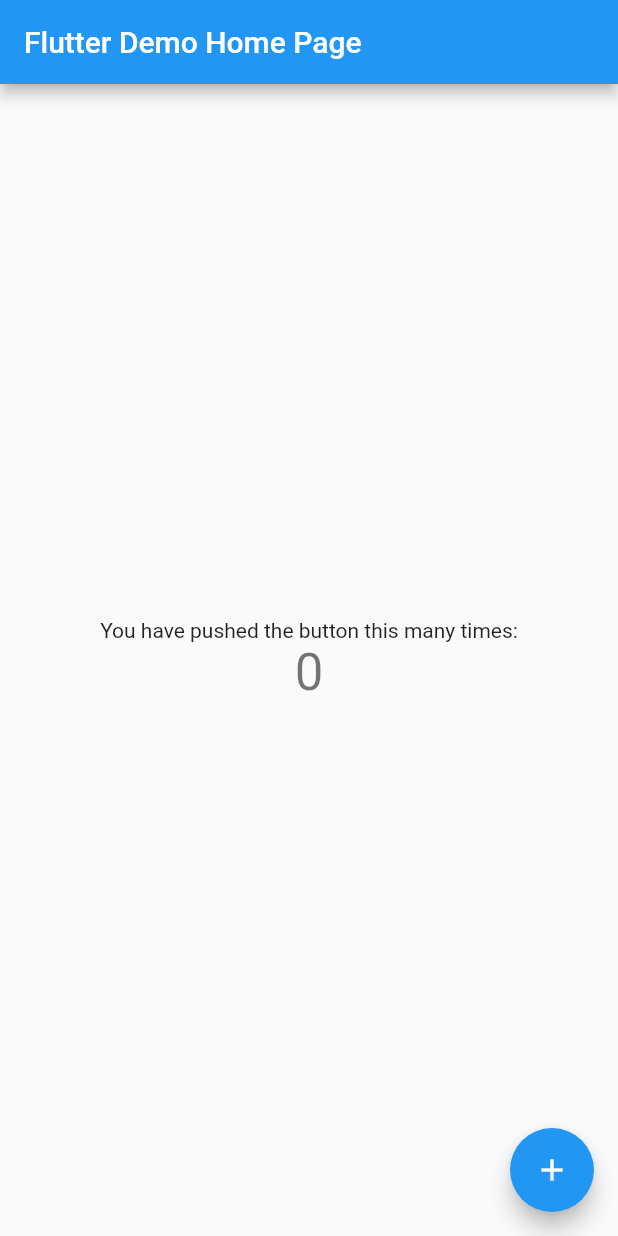
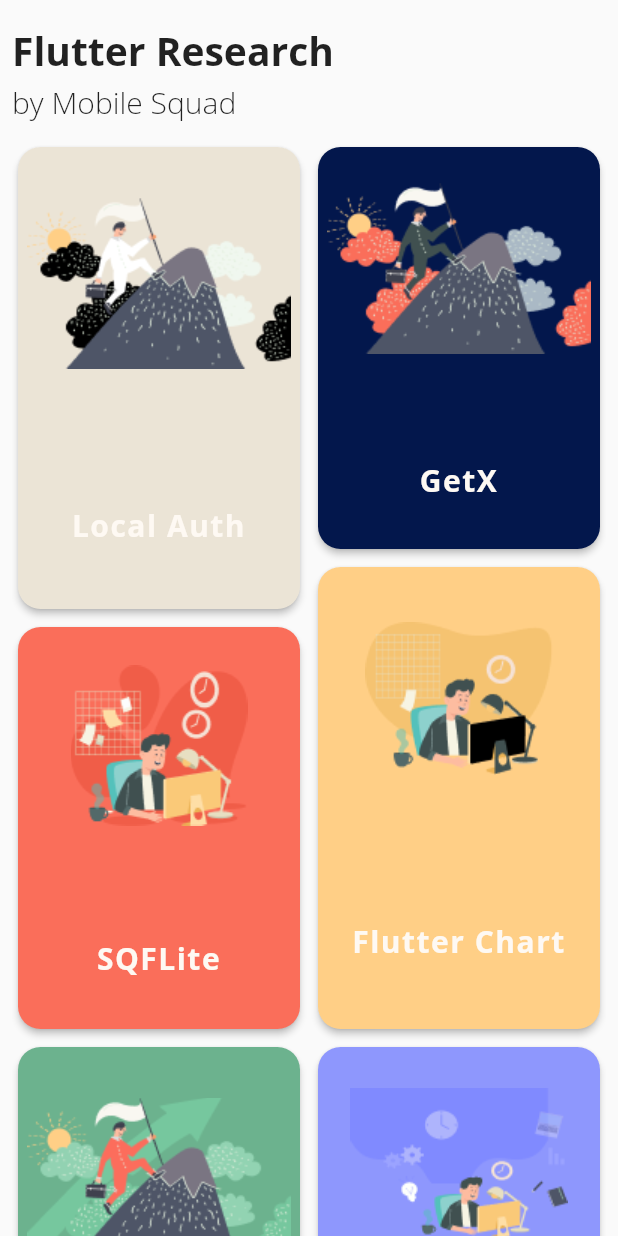
Before and after one commit to rezanandika10/flutter_research, a Flutter app: the screen it shows after launch, on a phone screen of 412 x 824 dp. Run offline on Flutter 3.47's test engine with Material 2 defaults, Android fonts, the phone set to English and light mode, and no system bars; our stand-ins replace firebase_remote_config, google_fonts; accounts and stored records are empty.

Commit message:
Change Log : home

```diff
--- /dev/null
+++ b/lib/home/data/cardModel.dart
@@ -0,0 +1,7 @@
+class CardModel {
+  String path;
+  String title;
+  int color;
+
+  CardModel({this.path, this.title, this.color});
+}
--- /dev/null
+++ b/lib/home/screen/home_screen.dart
@@ -0,0 +1,108 @@
+import 'package:flutter/material.dart';
+import 'package:flutter_research/home/data/cardModel.dart';
+import 'package:flutter_research/styles/fontTheme.dart';
+import 'package:flutter_staggered_grid_view/flutter_staggered_grid_view.dart';
+
+class HomeScreen extends StatefulWidget {
+  @override
+  _HomeScreenState createState() => _HomeScreenState();
+}
+
+class _HomeScreenState extends State<HomeScreen> {
+  List<CardModel> cardModelList = [
+    CardModel(
+        title: 'Local Auth', path: 'assets/CardImage01.png', color: 0xFFEBE4D6),
+    CardModel(title: 'GetX', path: 'assets/CardImage02.png', color: 0xFF03174C),
+    CardModel(
+        title: 'Flutter Chart',
+        path: 'assets/CardImage03.png',
+        color: 0xFFFFCF86),
+    CardModel(
+        title: 'SQFLite', path: 'assets/CardImage04.png', color: 0xFFFA6E5A),
+    CardModel(
+        title: 'Slider', path: 'assets/CardImage05.png', color: 0xFF6CB28E),
+    CardModel(
+        title: 'Pull Refresh',
+        path: 'assets/CardImage06.png',
+        color: 0xFF8E97FD),
+    CardModel(
+        title: 'Liquid Animation',
+        path: 'assets/CardImage01.png',
+        color: 0xFFEBE4D6),
+    CardModel(
+        title: 'Crashlytics',
+        path: 'assets/CardImage02.png',
+        color: 0xFF03174C),
+    CardModel(
+        title: 'Voice to Text',
+        path: 'assets/CardImage03.png',
+        color: 0xFFFFCF86),
+    CardModel(
+        title: 'Chat on Apps',
+        path: 'assets/CardImage04.png',
+        color: 0xFFFA6E5A),
+  ];
+
+  @override
+  Widget build(BuildContext context) {
+    return Container(
+      padding: EdgeInsets.fromLTRB(8, 16, 8, 0),
+      child: Column(
+        crossAxisAlignment: CrossAxisAlignment.start,
+        children: [
+          Container(
+            child: Text(
+              'Flutter Research',
+              style: titleHeader,
+            ),
+          ),
+          Container(
+            padding: EdgeInsets.only(top: 4, bottom: 12),
+            child: Text('by Mobile Squad', style: titleSubHeader),
+          ),
+          Expanded(
+            child: StaggeredGridView.countBuilder(
+              scrollDirection: Axis.vertical,
+              crossAxisCount: 4,
+              itemCount: cardModelList.length,
+              itemBuilder: (BuildContext context, int index) => Container(
+                child: Card(
+                  elevation: 2,
+                  shape: RoundedRectangleBorder(
+                    borderRadius: BorderRadius.circular(15.0),
+                  ),
+                  color: Color(cardModelList[index].color),
+                  child: Column(
+                    mainAxisAlignment: MainAxisAlignment.spaceEvenly,
+                    crossAxisAlignment: CrossAxisAlignment.center,
+                    children: [
+                      Container(
+                          child: Image.asset(
+                        cardModelList[index].path,
+                        fit: BoxFit.fitWidth,
+                      )),
+                      SizedBox(
+                        height: 16,
+                      ),
+                      Container(
+                          padding: EdgeInsets.all(8),
+                          child: Text(
+                            cardModelList[index].title,
+                            style: titleCardWhite,
+                            textAlign: TextAlign.center,
+                          ))
+                    ],
+                  ),
+                ),
+              ),
+              staggeredTileBuilder: (int index) =>
+                  StaggeredTile.count(2, index.isEven ? 3.2 : 2.8),
+              mainAxisSpacing: 4.0,
+              crossAxisSpacing: 4.0,
+            ),
+          )
+        ],
+      ),
+    );
+  }
+}
--- a/lib/main.dart
+++ b/lib/main.dart
@@ -1,113 +1,22 @@
 import 'package:flutter/material.dart';
+import 'package:flutter_research/home/screen/home_screen.dart';
 
 void main() {
   runApp(MyApp());
 }
 
 class MyApp extends StatelessWidget {
-  // This widget is the root of your application.
   @override
   Widget build(BuildContext context) {
-    return MaterialApp(
-      title: 'Flutter Demo',
-      theme: ThemeData(
-        // This is the theme of your application.
-        //
-        // Try running your application with "flutter run". You'll see the
-        // application has a blue toolbar. Then, without quitting the app, try
-        // changing the primarySwatch below to Colors.green and then invoke
-        // "hot reload" (press "r" in the console where you ran "flutter run",
-        // or simply save your changes to "hot reload" in a Flutter IDE).
-        // Notice that the counter didn't reset back to zero; the application
-        // is not restarted.
-        primarySwatch: Colors.blue,
+    return Container(
+      child: MaterialApp(
+        title: 'Flutter Demo',
+        theme: ThemeData(
+          primarySwatch: Colors.blue,
+        ),
+        debugShowCheckedModeBanner: false,
+        home: SafeArea(child: Scaffold(body: HomeScreen())),
       ),
-      home: MyHomePage(title: 'Flutter Demo Home Page'),
     );
   }
 }
-
-class MyHomePage extends StatefulWidget {
-  MyHomePage({Key key, this.title}) : super(key: key);
-
-  // This widget is the home page of your application. It is stateful, meaning
-  // that it has a State object (defined below) that contains fields that affect
-  // how it looks.
-
-  // This class is the configuration for the state. It holds the values (in this
-  // case the title) provided by the parent (in this case the App widget) and
-  // used by the build method of the State. Fields in a Widget subclass are
-  // always marked "final".
-
-  final String title;
-
-  @override
-  _MyHomePageState createState() => _MyHomePageState();
-}
-
-class _MyHomePageState extends State<MyHomePage> {
-  int _counter = 0;
-
-  void _incrementCounter() {
-    setState(() {
-      // This call to setState tells the Flutter framework that something has
-      // changed in this State, which causes it to rerun the build method below
-      // so that the display can reflect the updated values. If we changed
-      // _counter without calling setState(), then the build method would not be
-      // called again, and so nothing would appear to happen.
-      _counter++;
-    });
-  }
-
-  @override
-  Widget build(BuildContext context) {
-    // This method is rerun every time setState is called, for instance as done
-    // by the _incrementCounter method above.
-    //
-    // The Flutter framework has been optimized to make rerunning build methods
-    // fast, so that you can just rebuild anything that needs updating rather
-    // than having to individually change instances of widgets.
-    return Scaffold(
-      appBar: AppBar(
-        // Here we take the value from the MyHomePage object that was created by
-        // the App.build method, and use it to set our appbar title.
-        title: Text(widget.title),
-      ),
-      body: Center(
-        // Center is a layout widget. It takes a single child and positions it
-        // in the middle of the parent.
-        child: Column(
-          // Column is also a layout widget. It takes a list of children and
-          // arranges them vertically. By default, it sizes itself to fit its
-          // children horizontally, and tries to be as tall as its parent.
-          //
-          // Invoke "debug painting" (press "p" in the console, choose the
-          // "Toggle Debug Paint" action from the Flutter Inspector in Android
-          // Studio, or the "Toggle Debug Paint" command in Visual Studio Code)
-          // to see the wireframe for each widget.
-          //
-          // Column has various properties to control how it sizes itself and
-          // how it positions its children. Here we use mainAxisAlignment to
-          // center the children vertically; the main axis here is the vertical
-          // axis because Columns are vertical (the cross axis would be
-          // horizontal).
-          mainAxisAlignment: MainAxisAlignment.center,
-          children: <Widget>[
-            Text(
-              'You have pushed the button this many times:',
-            ),
-            Text(
-              '$_counter',
-              style: Theme.of(context).textTheme.headline4,
-            ),
-          ],
-        ),
-      ),
-      floatingActionButton: FloatingActionButton(
-        onPressed: _incrementCounter,
-        tooltip: 'Increment',
-        child: Icon(Icons.add),
-      ), // This trailing comma makes auto-formatting nicer for build methods.
-    );
-  }
-}
--- /dev/null
+++ b/lib/styles/fontTheme.dart
@@ -0,0 +1,17 @@
+import 'package:flutter/cupertino.dart';
+import 'package:google_fonts/google_fonts.dart';
+
+TextStyle titleHeader =
+    GoogleFonts.openSans(fontWeight: FontWeight.bold, fontSize: 26);
+
+TextStyle titleSubHeader =
+    GoogleFonts.openSans(fontWeight: FontWeight.w300, fontSize: 20);
+
+TextStyle titleCardWhite = GoogleFonts.openSans(
+    fontWeight: FontWeight.bold,
+    fontSize: 20,
+    color: Color(0xFFFEF9F3),
+    letterSpacing: 1.0);
+
+TextStyle titleCardBlack = GoogleFonts.openSans(
+    fontWeight: FontWeight.bold, fontSize: 26, color: Color(0xFF3F414E));
--- a/pubspec.yaml
+++ b/pubspec.yaml
@@ -23,6 +23,8 @@
 dependencies:
   flutter:
     sdk: flutter
+  flutter_staggered_grid_view: ^0.4.1
+  google_fonts: ^2.1.0
 
 
   # The following adds the Cupertino Icons font to your application.
@@ -46,8 +48,8 @@
   uses-material-design: true
 
   # To add assets to your application, add an assets section, like this:
-  # assets:
-  #   - images/a_dot_burr.jpeg
+  assets:
+     - assets/
   #   - images/a_dot_ham.jpeg
 
   # An image asset can refer to one or more resolution-specific "variants", see
```
Also changed, not shown: assets/CardImage01.png (added), assets/CardImage02.png (added), assets/CardImage03.png (added), assets/CardImage04.png (added), assets/CardImage05.png (added), assets/CardImage06.png (added), lib/widget/card.dart (added).
